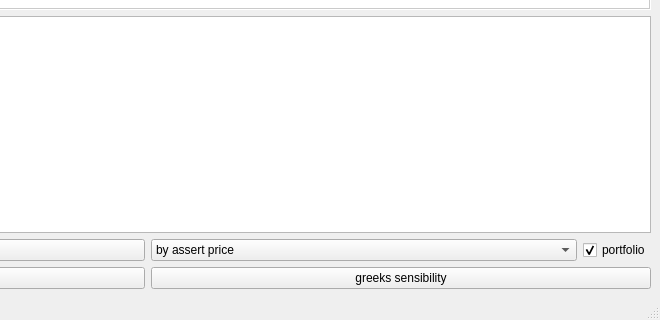
The window that qt_ui/main_window.ui (tpoy0099/option_calculator) describes before a commit, drawn with Qt 5; both pictures show x 364 to 1024 and y 256 to 576 of the 1024 by 576 pixel window.
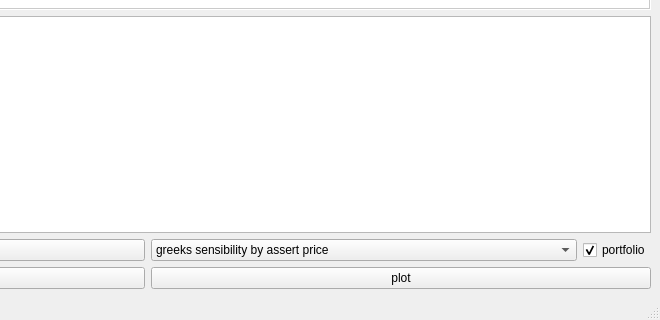
The same window after the commit.

Patch:
```diff
--- a/qt_ui/main_window.ui
+++ b/qt_ui/main_window.ui
@@ -116,7 +116,7 @@
             </property>
             <item>
              <property name="text">
-              <string>by assert price</string>
+              <string>greeks sensibility by assert price</string>
              </property>
             </item>
             <item>
@@ -164,7 +164,7 @@
         <item row="1" column="1">
          <widget class="QPushButton" name="greeks_sensibility_button">
           <property name="text">
-           <string>greeks sensibility</string>
+           <string>plot</string>
           </property>
          </widget>
         </item>
```
Left out of the diff: 8 changed lines with no effect on the pictures.
